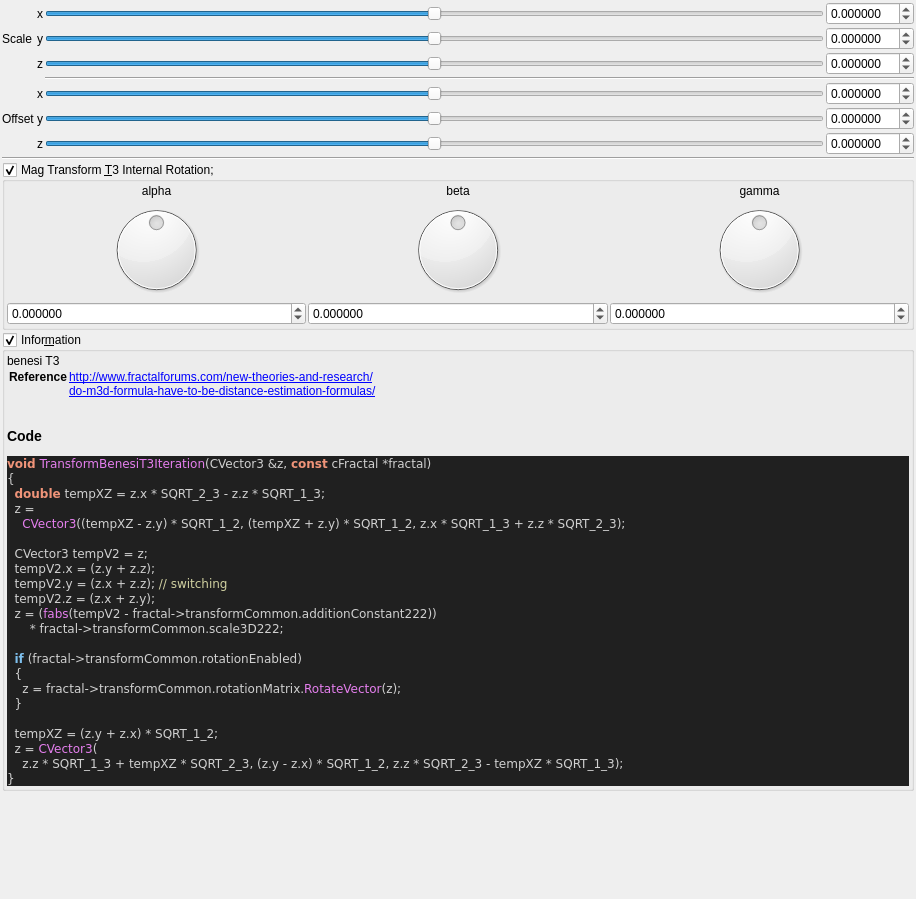
Above: mandelbulber2/qt_data/fractal_transf_benesi_T3.ui from buddhi1980/mandelbulber2 before the change. Below: the same form after it.
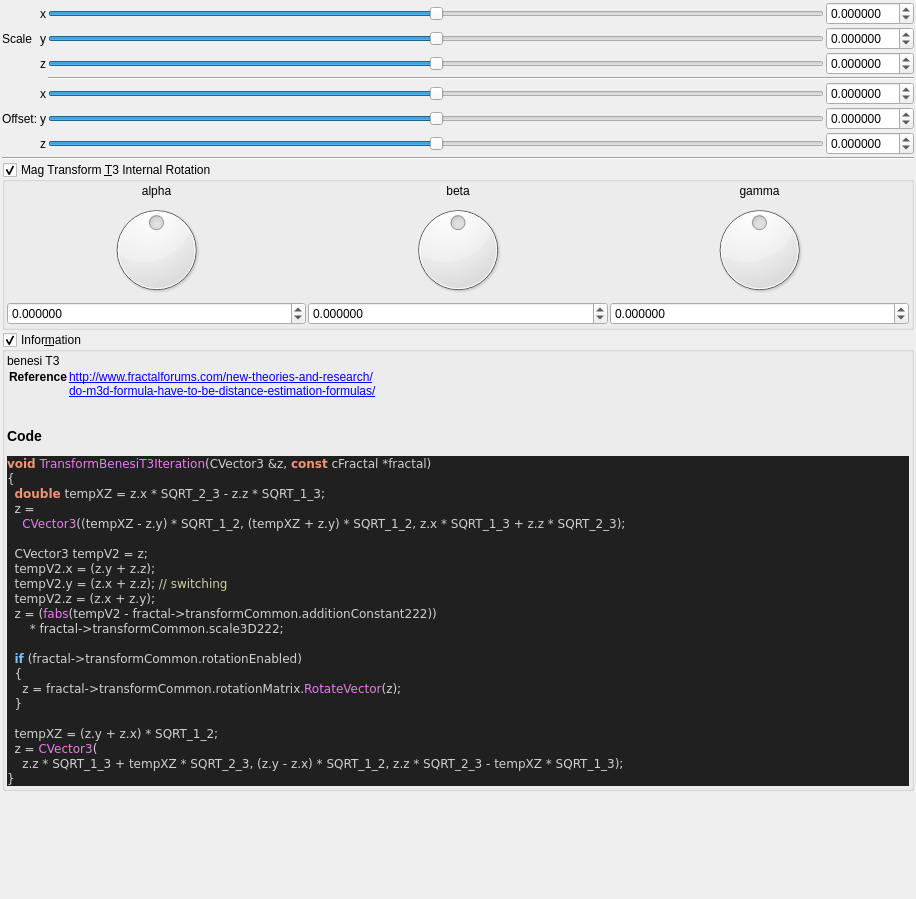
That is the form after the change. Custom widgets are drawn as their Qt base class.

Diff of the .ui file:
```diff
--- a/mandelbulber2/qt_data/fractal_transf_benesi_T3.ui
+++ b/mandelbulber2/qt_data/fractal_transf_benesi_T3.ui
@@ -343,7 +343,7 @@
      <item row="5" column="1">
       <widget class="QLabel" name="label_255">
        <property name="text">
-        <string>Offset</string>
+        <string>Offset:</string>
        </property>
       </widget>
      </item>
@@ -409,7 +409,7 @@
    <item>
     <widget class="MyGroupBox" name="groupCheck_transf_rotation_enabled">
      <property name="title">
-      <string>Mag Transform &amp;T3 Internal Rotation;</string>
+      <string>Mag Transform &amp;T3 Internal Rotation</string>
      </property>
      <property name="checkable">
       <bool>true</bool>
```
